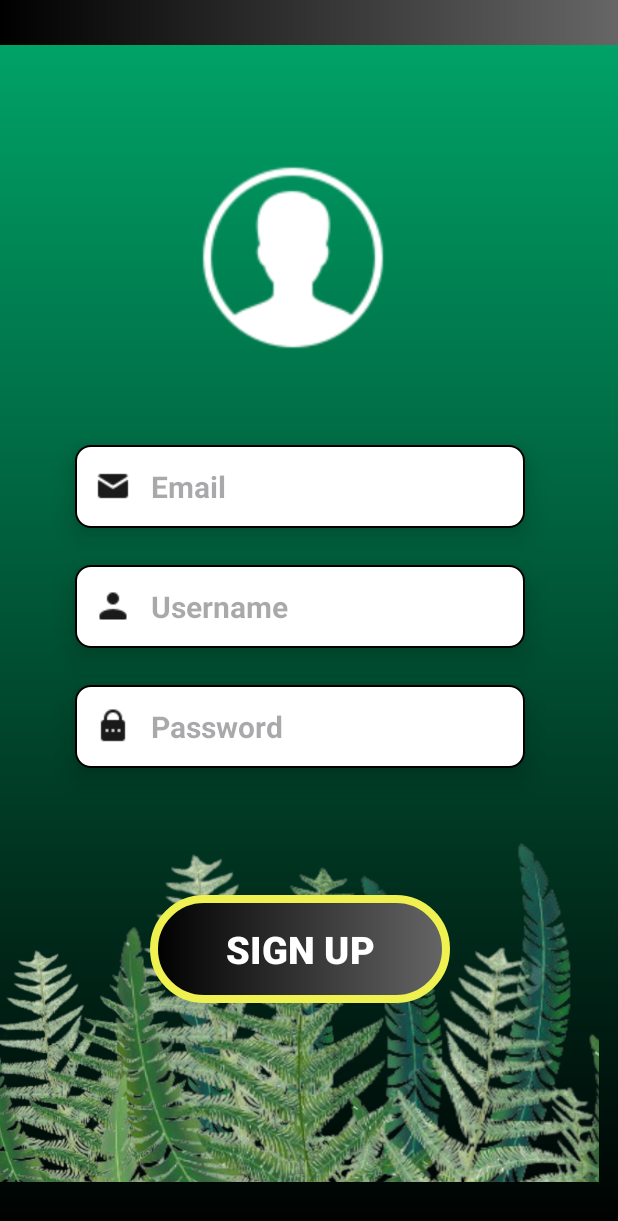
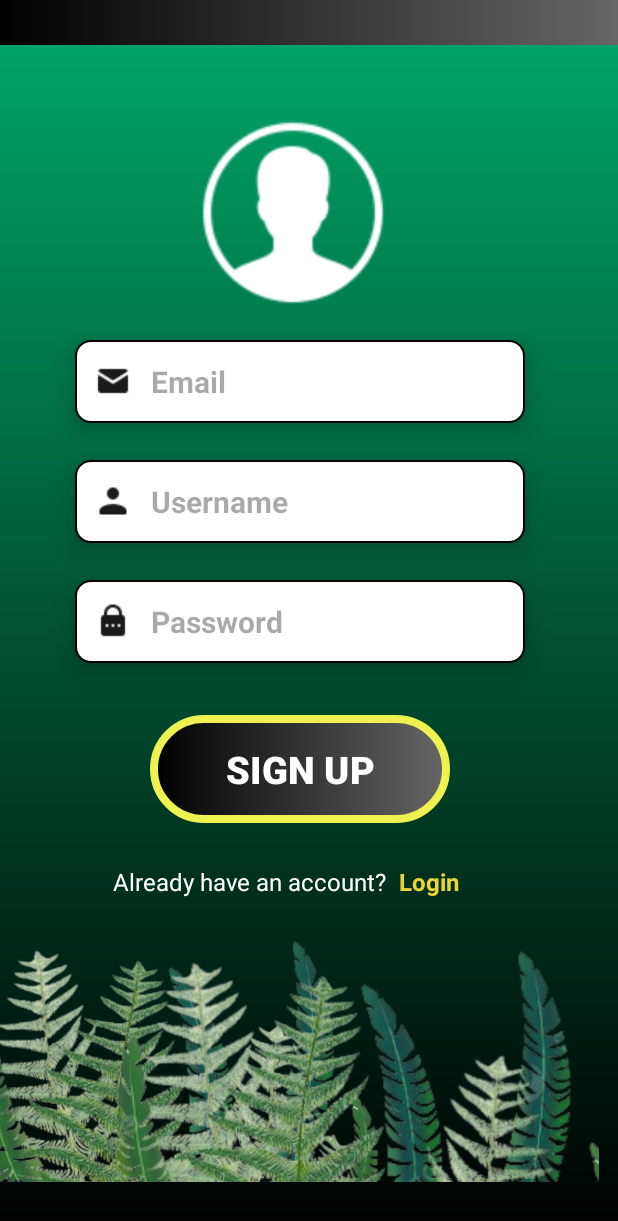
Before and after one commit to Ranudi-Kariyapperuma/Snakify, an Android app: the signup screen opened directly, with no data from a screen before it, on a phone screen of 412 x 824 dp. Shown: the top 1221 px of the screen. Run offline under Robolectric (Android 15) with nearby library versions, the phone set to English and light mode, and no system bars; our stand-ins replace Firebase (no records; nobody signed in at launch, a user with empty details on screens opened directly); 3 statements that could not run were skipped.

Commit message:
code the signup

```diff
--- a/app/build.gradle.kts
+++ b/app/build.gradle.kts
@@ -1,5 +1,6 @@
 plugins {
     id("com.android.application")
+    id("com.google.gms.google-services")
 }
 
 android {
@@ -33,6 +34,7 @@ dependencies {
     implementation("androidx.appcompat:appcompat:1.7.0")
     implementation("com.google.android.material:material:1.12.0")
     implementation("androidx.constraintlayout:constraintlayout:2.1.4")
+    implementation("com.google.firebase:firebase-auth:23.0.0")
     testImplementation("junit:junit:4.13.2")
     androidTestImplementation("androidx.test.ext:junit:1.2.1")
     androidTestImplementation("androidx.test.espresso:espresso-core:3.6.1")
--- a/app/src/main/java/com/example/snakify/signup.java
+++ b/app/src/main/java/com/example/snakify/signup.java
@@ -1,13 +1,38 @@
 package com.example.snakify;
 
+import static android.content.ContentValues.TAG;
+
+import androidx.annotation.NonNull;
 import androidx.appcompat.app.AppCompatActivity;
 
+import android.annotation.SuppressLint;
+import android.content.Intent;
 import android.os.Bundle;
+import android.text.TextUtils;
+import android.util.Log;
 import android.view.View;
 import android.view.WindowManager;
+import android.widget.Button;
+import android.widget.ProgressBar;
+import android.widget.TextView;
+import android.widget.Toast;
+
+import com.google.android.gms.tasks.OnCompleteListener;
+import com.google.android.gms.tasks.Task;
+import com.google.android.material.textfield.TextInputEditText;
+import com.google.firebase.auth.AuthResult;
+import com.google.firebase.auth.FirebaseAuth;
+import com.google.firebase.auth.FirebaseUser;
 
 public class signup extends AppCompatActivity {
 
+    TextInputEditText editTextEmail, editTextUsername, editTextPassword;
+    Button buttonSignup;
+    FirebaseAuth mAuth;
+    ProgressBar progressBar;
+    TextView textView;
+
+    @SuppressLint("WrongViewCast")
     @Override
     protected void onCreate(Bundle savedInstanceState) {
         super.onCreate(savedInstanceState);
@@ -16,5 +41,64 @@ public class signup extends AppCompatActivity {
         getWindow().getDecorView().setSystemUiVisibility(View.SYSTEM_UI_FLAG_FULLSCREEN);
 
         setContentView(R.layout.activity_signup);
+        mAuth= FirebaseAuth.getInstance();
+
+        editTextEmail = findViewById(R.id.email);
+        editTextUsername = findViewById(R.id.username);
+        editTextPassword = findViewById(R.id.password);
+        buttonSignup = findViewById(R.id.signupbtn);
+        progressBar = findViewById(R.id.progressbar);
+        textView = findViewById(R.id.txtlogin);
+
+        textView.setOnClickListener(new View.OnClickListener() {
+            @Override
+            public void onClick(View view) {
+                Intent intent = new Intent(getApplicationContext(),login.class);
+                startActivity(intent);
+                finish();
+            }
+        });
+
+        buttonSignup.setOnClickListener(new View.OnClickListener() {
+            @Override
+            public void onClick(View view)
+            {
+                progressBar.setVisibility(View.VISIBLE);
+                String email, password;
+                email = String.valueOf(editTextEmail.getText());
+                password = String.valueOf(editTextPassword.getText());
+
+              if(TextUtils.isEmpty(email))
+              {
+                  Toast.makeText(signup.this, "Please Enter Email", Toast.LENGTH_SHORT).show();
+                  return;
+              }
+
+              if(TextUtils.isEmpty(password))
+              {
+                    Toast.makeText(signup.this, "Please Enter Password", Toast.LENGTH_SHORT).show();
+                    return;
+              }
+
+                mAuth.createUserWithEmailAndPassword(email, password)
+                        .addOnCompleteListener(new OnCompleteListener<AuthResult>() {
+                            @Override
+                            public void onComplete(@NonNull Task<AuthResult> task) {
+                                progressBar.setVisibility(View.GONE);
+                                if (task.isSuccessful()) {
+                                    Toast.makeText(signup.this, "Account Created",
+                                            Toast.LENGTH_SHORT).show();
+
+                                } else {
+                                    // If sign in fails, display a message to the user.
+                                    Toast.makeText(signup.this, "Authentication failed.",
+                                            Toast.LENGTH_SHORT).show();
+
+                                }
+                            }
+                        });
+            }
+        });
+
     }
 }
--- a/app/src/main/res/layout/activity_signup.xml
+++ b/app/src/main/res/layout/activity_signup.xml
@@ -48,23 +48,29 @@
             android:layout_alignParentEnd="true"
             android:layout_alignParentBottom="true"
             android:layout_marginEnd="-65dp"
-            android:layout_marginBottom="-228dp"
+            android:layout_marginBottom="-300dp"
             android:scaleType="fitCenter"
             android:src="@drawable/tree"
             android:contentDescription="@string/grassright" />
 
-        <Button
-            android:id="@+id/signupbtn"
-            android:layout_marginTop="590dp"
+        <ProgressBar
+            android:id="@+id/progressbar"
+            android:visibility="gone"
+            android:layout_marginTop="600dp"
             android:layout_marginStart="100dp"
-            android:layout_width="200dp"
-            android:background="@drawable/gradient"
-            app:backgroundTint="@null"
-            android:layout_height="72dp"
-            android:textColor="#FFFFFF"
-            android:textSize="25sp"
-            android:textStyle="bold"
-            android:text="@string/sign_up" />
+            android:layout_width="wrap_content"
+            android:layout_height="wrap_content"/>
+
+
+
+        <ImageView
+            android:id="@+id/usericon"
+            android:layout_width="300dp"
+            android:layout_height="130dp"
+            android:layout_marginStart="45dp"
+            android:layout_marginTop="70dp"
+            app:srcCompat="@drawable/usericon"
+            android:contentDescription="@string/usericon" />
 
 
         <EditText
@@ -72,7 +78,7 @@
             android:layout_width="300dp"
             android:layout_height="55dp"
             android:layout_marginStart="50dp"
-            android:layout_marginTop="290dp"
+            android:layout_marginTop="220dp"
             android:background="@drawable/custom_edittext"
             android:drawableStart="@drawable/mail"
             android:drawablePadding="13dp"
@@ -91,7 +97,7 @@
             android:layout_width="300dp"
             android:layout_height="55dp"
             android:layout_marginStart="50dp"
-            android:layout_marginTop="370dp"
+            android:layout_marginTop="300dp"
             android:background="@drawable/custom_edittext"
             android:drawableStart="@drawable/user"
             android:drawablePadding="13dp"
@@ -112,7 +118,7 @@
             android:layout_height="55dp"
             android:layout_alignStart="@+id/username"
             android:layout_marginStart="0dp"
-            android:layout_marginTop="450dp"
+            android:layout_marginTop="380dp"
             android:background="@drawable/custom_edittext"
             android:drawableStart="@drawable/password"
             android:drawablePadding="13dp"
@@ -127,15 +133,43 @@
             tools:ignore="RtlSymmetry"
             android:autofillHints="no" />
 
+        <Button
+            android:id="@+id/signupbtn"
+            android:layout_marginTop="470dp"
+            android:layout_marginStart="100dp"
+            android:layout_width="200dp"
+            android:background="@drawable/gradient"
+            app:backgroundTint="@null"
+            android:layout_height="72dp"
+            android:textColor="#FFFFFF"
+            android:textSize="25sp"
+            android:textStyle="bold"
+            android:text="@string/sign_up" />
 
-        <ImageView
-            android:id="@+id/usericon"
-            android:layout_width="300dp"
-            android:layout_height="130dp"
-            android:layout_marginStart="45dp"
-            android:layout_marginTop="100dp"
-            app:srcCompat="@drawable/usericon"
-            android:contentDescription="@string/usericon" />
+        <TextView
+            android:id="@+id/NewHere"
+            android:layout_width="wrap_content"
+            android:layout_height="wrap_content"
+            android:layout_marginStart="75dp"
+            android:layout_marginTop="570dp"
+            android:textColor="@color/white"
+            android:text="Already have an account?"
+            android:textSize="16sp"
+            />
+
+        <TextView
+            android:id="@+id/txtlogin"
+            android:layout_width="wrap_content"
+            android:layout_height="wrap_content"
+            android:text="Login"
+            android:layout_marginStart="266dp"
+            android:layout_marginTop="570dp"
+            android:textSize="16sp"
+            android:textStyle="bold"
+            android:textColor="@color/yellow"
+            />
+
+
 
 
 
--- a/app/src/main/res/values/colors.xml
+++ b/app/src/main/res/values/colors.xml
@@ -5,5 +5,6 @@
     <color name="green">#0F3C0E</color>
     <color name="jade">#00A86B</color>
     <color name="gray">#E8EBEC</color>
+    <color name="yellow">#ebd534</color>
 
 </resources>
--- a/build.gradle.kts
+++ b/build.gradle.kts
@@ -1,3 +1,8 @@
+buildscript {
+    dependencies {
+        classpath("com.google.gms:google-services:4.4.2")
+    }
+}
 // Top-level build file where you can add configuration options common to all sub-projects/modules.
 plugins {
     id("com.android.application") version "8.1.4" apply false
```
Also changed, not shown: app/src/main/res/layout/activity_login.xml (+54 -31 lines), 1 other file.
